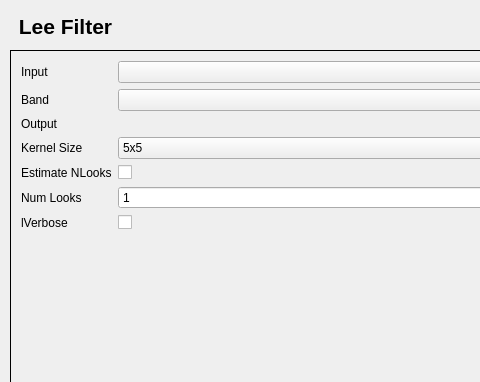
First picture: the form in speckle_filter/speckle_filter_dialog_base.ui, repository AUGSignals/qgis-plugins, before the edit; both pictures show x 0 to 480 and y 0 to 382 of the 628 by 516 pixel window.
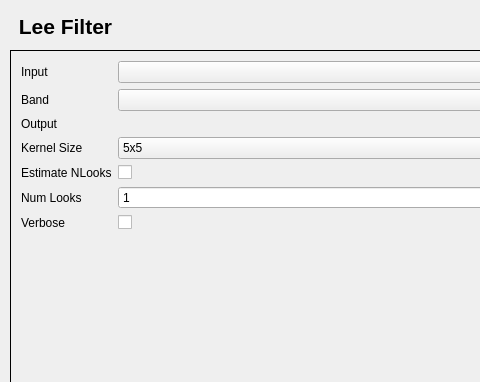
Second picture: the form after the edit. Custom widgets are drawn as their Qt base class.

Diff of the .ui file:
```diff
--- a/speckle_filter/speckle_filter_dialog_base.ui
+++ b/speckle_filter/speckle_filter_dialog_base.ui
@@ -198,7 +198,7 @@
       <item row="6" column="0">
        <widget class="QLabel" name="label_2">
         <property name="text">
-         <string>lVerbose</string>
+         <string>Verbose</string>
         </property>
        </widget>
       </item>
```
